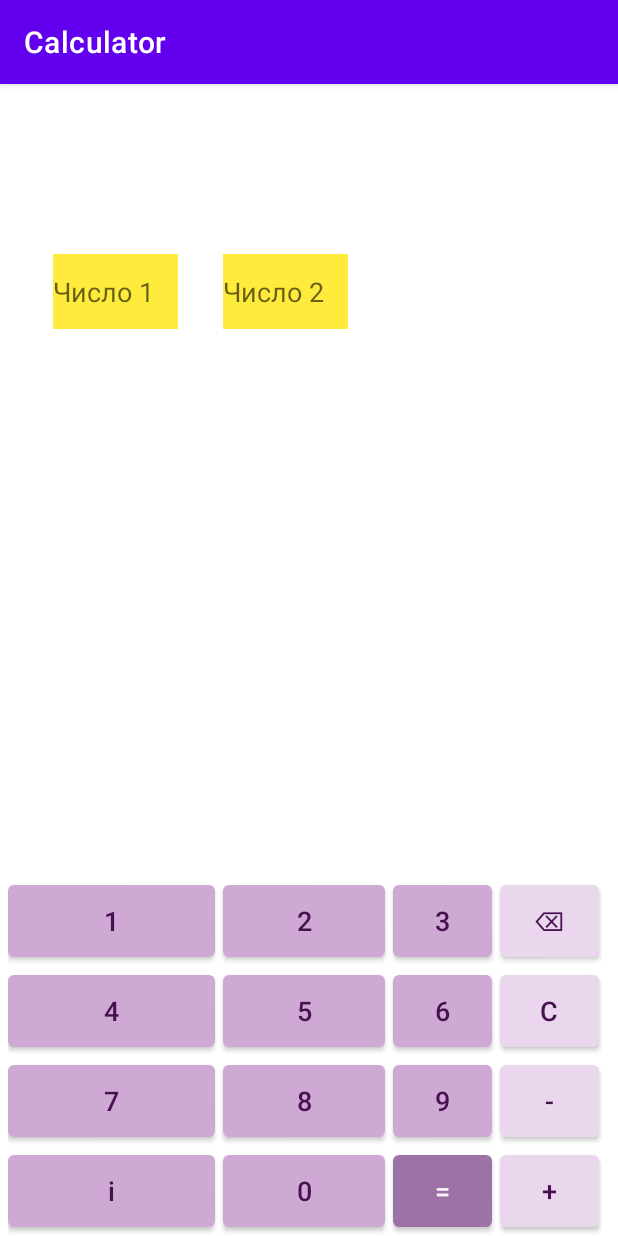
After one commit to kachaeva-ysu/MobileCalculator, an Android app: the GCDActivity screen opened directly, with no data from a screen before it, on a phone screen of 412 x 824 dp. The commit adds this screen. Run offline under Robolectric (Android 15) with nearby library versions, the phone set to English and light mode, and no system bars.

Commit message:
GCD first version

```diff
--- a/app/src/main/AndroidManifest.xml
+++ b/app/src/main/AndroidManifest.xml
@@ -4,13 +4,13 @@
 
     <application
         android:allowBackup="true"
+        android:fullBackupContent="true"
         android:icon="@mipmap/mycalc"
         android:label="@string/app_name"
         android:roundIcon="@mipmap/roundcalc"
         android:supportsRtl="true"
-        android:theme="@style/Theme.Calculator"
-        android:fullBackupContent="true">
-
+        android:theme="@style/Theme.Calculator">
+        <activity android:name=".GCDActivity"></activity>
         <activity android:name=".MainActivity">
             <intent-filter>
                 <action android:name="android.intent.action.MAIN" />
--- /dev/null
+++ b/app/src/main/java/com/example/calculator/GCDActivity.java
@@ -0,0 +1,57 @@
+package com.example.calculator;
+
+import androidx.appcompat.app.AppCompatActivity;
+
+import android.os.Bundle;
+import android.widget.Button;
+import android.widget.EditText;
+import android.widget.TextView;
+
+public class GCDActivity extends AppCompatActivity {
+    int inputNumber=1;
+
+    @Override
+    protected void onCreate(Bundle savedInstanceState) {
+        super.onCreate(savedInstanceState);
+        setContentView(R.layout.activity_g_c_d);
+    }
+    public void Input1Clicked(android.view.View view)
+    {
+        inputNumber=1;
+    }
+    public void Input2Clicked(android.view.View view)
+    {
+        inputNumber=2;
+    }
+
+    public void ButtonClicked(android.view.View view)
+    {
+        Button btn=(Button)view;
+        String text=btn.getText().toString();
+        if(inputNumber==1){
+        EditText input1=findViewById(R.id.Input1);
+        input1.setText(input1.getText()+text);}
+        else{
+            EditText input2=findViewById(R.id.Input2);
+            input2.setText(input2.getText()+text);
+        }
+    }
+    public void ButtonClearClicked(android.view.View view)
+    {
+        TextView output= findViewById(R.id.Output);
+        output.setText("");
+        EditText input1=findViewById(R.id.Input1);
+        input1.setText("");
+        EditText input2=findViewById(R.id.Input2);
+        input1.setText("");
+    }
+    public void ButtonDeleteSymbolClicked(android.view.View view)
+    {
+
+    }
+    public void ButtonCalculateClicked(android.view.View view)
+    {
+
+    }
+
+}
--- a/app/src/main/java/com/example/calculator/MainActivity.java
+++ b/app/src/main/java/com/example/calculator/MainActivity.java
@@ -68,6 +68,8 @@ public class MainActivity extends AppCompatActivity {
     }
     public void ButtonGCDClicked(android.view.View view)
     {
+        android.content.Intent intent=new android.content.Intent(MainActivity.this,GCDActivity.class);
+        startActivity(intent);
     }
     public void ButtonCalculateClicked(android.view.View view) {
         TextView output2 = findViewById(R.id.Output2);
--- /dev/null
+++ b/app/src/main/res/layout/activity_g_c_d.xml
@@ -0,0 +1,278 @@
+<?xml version="1.0" encoding="utf-8"?>
+<androidx.constraintlayout.widget.ConstraintLayout xmlns:android="http://schemas.android.com/apk/res/android"
+    xmlns:app="http://schemas.android.com/apk/res-auto"
+    xmlns:tools="http://schemas.android.com/tools"
+    style='"?android:attr/buttonBarButtonStyle"'
+    android:layout_width="fill_parent"
+    android:layout_height="fill_parent"
+    android:layout_marginEnd="5dp"
+    android:layout_marginRight="5dp"
+    android:background="#FFFFFF"
+    tools:context=".GCDActivity">
+
+
+    <TableLayout
+        android:layout_width="fill_parent"
+        android:layout_height="wrap_content"
+        android:layout_marginStart="5dp"
+        android:layout_marginLeft="5dp"
+        android:layout_marginEnd="5dp"
+        android:layout_marginRight="5dp"
+        android:stretchColumns="0,1,2,3"
+        app:layout_constraintBottom_toBottomOf="parent"
+        app:layout_constraintEnd_toEndOf="parent"
+        app:layout_constraintStart_toStartOf="parent"
+        tools:ignore="MissingConstraints">
+
+
+        <TableRow>
+
+            <EditText
+                android:id="@+id/Input1"
+                android:layout_width="wrap_content"
+                android:layout_height="50dp"
+                android:layout_marginStart="30dp"
+                android:layout_marginLeft="30dp"
+                android:layout_marginEnd="30dp"
+                android:layout_marginRight="30dp"
+                android:layout_marginBottom="300dp"
+                android:autofillHints=""
+                android:background="#FFEB3B"
+                android:clickable="true"
+                android:focusable="false"
+                android:hint="@string/_1number"
+                android:inputType="number"
+                android:onClick="Input1Clicked"
+                android:textColor="#471150"
+                android:textSize="18sp"
+                tools:ignore="MissingConstraints"></EditText>
+
+            <EditText
+                android:id="@+id/Input2"
+                android:layout_width="wrap_content"
+                android:layout_height="50dp"
+                android:layout_marginEnd="30dp"
+                android:layout_marginRight="30dp"
+                android:layout_marginBottom="300dp"
+                android:autofillHints=""
+                android:background="#FFEB3B"
+                android:clickable="true"
+                android:focusable="true"
+                android:hint="@string/_2number"
+                android:inputType="number"
+                android:onClick="Input2Clicked"
+                android:textColor="#471150"
+                android:textSize="18sp"
+                tools:ignore="MissingConstraints"></EditText>
+        </TableRow>
+
+        <TextView
+            android:id="@+id/Output"
+            android:layout_width="match_parent"
+            android:layout_height="wrap_content"
+            android:layout_gravity="end"
+            android:gravity="end"
+            android:textColor="#020202"
+            android:textSize="48sp"
+        ></TextView>
+
+        <TableRow>
+
+            <Button
+                style='"?android:attr/buttonBarButtonStyle"'
+                android:layout_width="50dp"
+                android:layout_height="60dp"
+                android:layout_marginEnd="5dp"
+                android:layout_marginRight="5dp"
+                android:onClick="ButtonClicked"
+                android:text="@string/_1"
+                android:textColor="#471150"
+                android:textSize="18sp"
+                app:backgroundTint="#CDA9D3"></Button>
+
+            <Button
+                style='"?android:attr/buttonBarButtonStyle"'
+                android:layout_width="50dp"
+                android:layout_height="60dp"
+                android:layout_marginEnd="5dp"
+                android:layout_marginRight="5dp"
+                android:onClick="ButtonClicked"
+                android:text="@string/_2"
+                android:textColor="#471150"
+                android:textSize="18sp"
+                app:backgroundTint="#CDA9D3"></Button>
+
+            <Button
+                style='"?android:attr/buttonBarButtonStyle"'
+                android:layout_width="50dp"
+                android:layout_height="60dp"
+                android:layout_marginEnd="5dp"
+                android:layout_marginRight="5dp"
+                android:onClick="ButtonClicked"
+                android:text="@string/_3"
+                android:textColor="#471150"
+                android:textSize="18sp"
+                app:backgroundTint="#CDA9D3"></Button>
+
+            <Button
+                style='"?android:attr/buttonBarButtonStyle"'
+                android:layout_width="50dp"
+                android:layout_height="60dp"
+                android:onClick="ButtonDeleteSymbolClicked"
+                android:text="@string/delete"
+                android:textColor="#471150"
+                android:textSize="18sp"
+                app:backgroundTint="#EAD7ED"></Button>
+        </TableRow>
+
+        <TableRow>
+
+            <Button
+                style='"?android:attr/buttonBarButtonStyle"'
+                android:layout_width="50dp"
+                android:layout_height="60dp"
+                android:layout_marginEnd="5dp"
+                android:layout_marginRight="5dp"
+                android:onClick="ButtonClicked"
+                android:text="@string/_4"
+                android:textColor="#471150"
+                android:textSize="18sp"
+                app:backgroundTint="#CDA9D3"></Button>
+
+            <Button
+                style='"?android:attr/buttonBarButtonStyle"'
+                android:layout_width="50dp"
+                android:layout_height="60dp"
+                android:layout_marginEnd="5dp"
+                android:layout_marginRight="5dp"
+                android:onClick="ButtonClicked"
+                android:text="@string/_5"
+                android:textColor="#471150"
+                android:textSize="18sp"
+                app:backgroundTint="#CDA9D3"></Button>
+
+            <Button
+                style='"?android:attr/buttonBarButtonStyle"'
+                android:layout_width="50dp"
+                android:layout_height="60dp"
+                android:layout_marginEnd="5dp"
+                android:layout_marginRight="5dp"
+                android:onClick="ButtonClicked"
+                android:text="@string/_6"
+                android:textColor="#471150"
+                android:textSize="18sp"
+                app:backgroundTint="#CDA9D3"></Button>
+
+            <Button
+                style='"?android:attr/buttonBarButtonStyle"'
+                android:layout_width="50dp"
+                android:layout_height="60dp"
+                android:onClick="ButtonClearClicked"
+                android:text="@string/c"
+                android:textColor="#471150"
+                android:textSize="18sp"
+                app:backgroundTint="#EAD7ED"></Button>
+        </TableRow>
+
+        <TableRow>
+
+            <Button
+                style='"?android:attr/buttonBarButtonStyle"'
+                android:layout_width="50dp"
+                android:layout_height="60dp"
+                android:layout_marginEnd="5dp"
+                android:layout_marginRight="5dp"
+                android:onClick="ButtonClicked"
+                android:text="@string/_7"
+                android:textColor="#471150"
+                android:textSize="18sp"
+                app:backgroundTint="#CDA9D3"></Button>
+
+            <Button
+                style='"?android:attr/buttonBarButtonStyle"'
+                android:layout_width="50dp"
+                android:layout_height="60dp"
+                android:layout_marginEnd="5dp"
+                android:layout_marginRight="5dp"
+                android:onClick="ButtonClicked"
+                android:text="@string/_8"
+                android:textColor="#471150"
+                android:textSize="18sp"
+                app:backgroundTint="#CDA9D3"></Button>
+
+            <Button
+                style='"?android:attr/buttonBarButtonStyle"'
+                android:layout_width="50dp"
+                android:layout_height="60dp"
+                android:layout_marginEnd="5dp"
+                android:layout_marginRight="5dp"
+                android:onClick="ButtonClicked"
+                android:text="@string/_9"
+                android:textColor="#471150"
+                android:textSize="18sp"
+                app:backgroundTint="#CDA9D3"></Button>
+
+            <Button
+                style='"?android:attr/buttonBarButtonStyle"'
+                android:layout_width="50dp"
+                android:layout_height="60dp"
+                android:onClick="ButtonClicked"
+                android:text="@string/subtract"
+                android:textColor="#471150"
+                android:textSize="18sp"
+                app:backgroundTint="#EAD7ED"></Button>
+        </TableRow>
+
+        <TableRow>
+
+            <Button
+                style='"?android:attr/buttonBarButtonStyle"'
+                android:layout_width="50dp"
+                android:layout_height="60dp"
+                android:layout_marginEnd="5dp"
+                android:layout_marginRight="5dp"
+                android:onClick="ButtonClicked"
+                android:text="@string/i"
+                android:textAllCaps="false"
+                android:textColor="#471150"
+                android:textSize="18sp"
+                app:backgroundTint="#CDA9D3"></Button>
+
+            <Button
+                style='"?android:attr/buttonBarButtonStyle"'
+                android:layout_width="50dp"
+                android:layout_height="60dp"
+                android:layout_marginEnd="5dp"
+                android:layout_marginRight="5dp"
+                android:onClick="ButtonClicked"
+                android:text="@string/_0"
+                android:textColor="#471150"
+                android:textSize="18sp"
+                app:backgroundTint="#CDA9D3"></Button>
+
+            <Button
+                style='"?android:attr/buttonBarButtonStyle"'
+                android:layout_width="50dp"
+                android:layout_height="60dp"
+                android:layout_marginEnd="5dp"
+                android:layout_marginRight="5dp"
+                android:onClick="ButtonCalculateClicked"
+                android:text="@string/equal"
+                android:textColor="#F9F3FA"
+                android:textSize="18sp"
+                app:backgroundTint="#9D72A5"></Button>
+
+            <Button
+                style='"?android:attr/buttonBarButtonStyle"'
+                android:layout_width="50dp"
+                android:layout_height="60dp"
+                android:onClick="ButtonClicked"
+                android:text="@string/add"
+                android:textColor="#471150"
+                android:textSize="18sp"
+                app:backgroundTint="#EAD7ED"></Button>
+        </TableRow>
+
+    </TableLayout>
+
+</androidx.constraintlayout.widget.ConstraintLayout>
--- a/app/src/main/res/values/strings.xml
+++ b/app/src/main/res/values/strings.xml
@@ -34,4 +34,6 @@
     <string name="ln">ln</string>
     <string name="sqrt">sqrt</string>
     <string name="delete">⌫</string>
+    <string name="_1number">Число 1</string>
+    <string name="_2number">Число 2</string>
 </resources>
```
